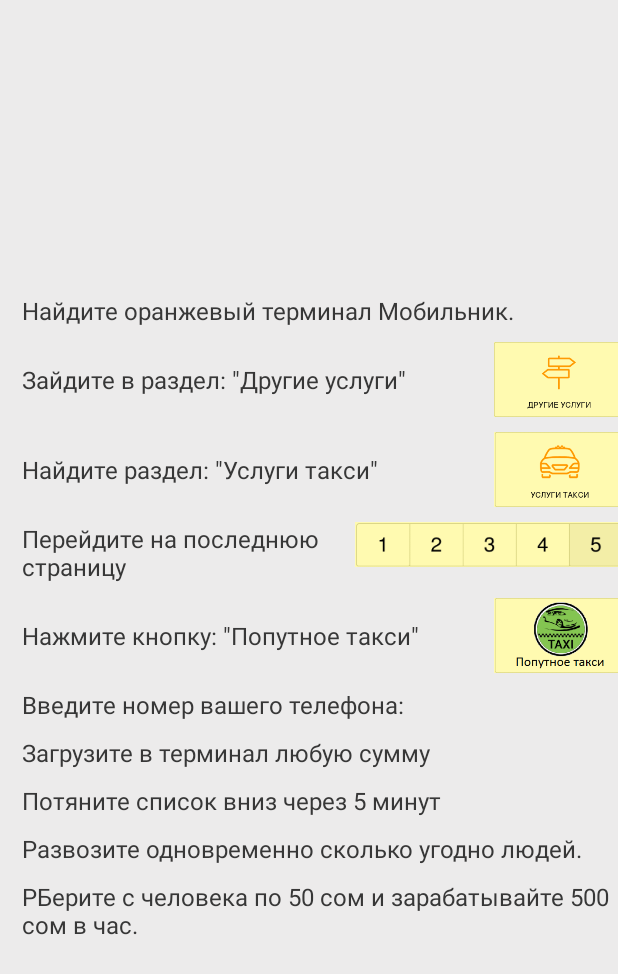
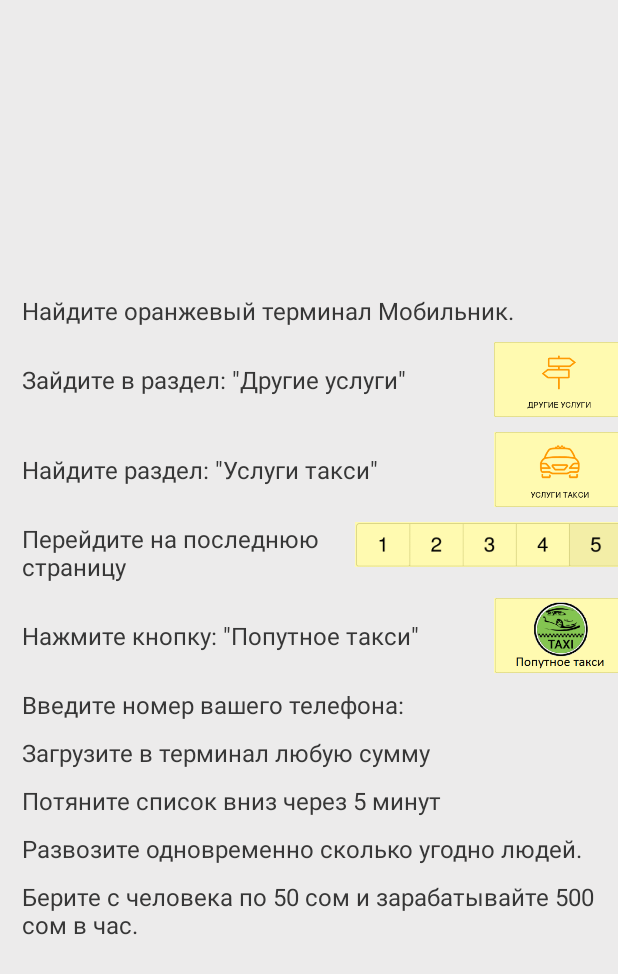
Before and after one commit to Slavcheg2107/TaxiDriverApp, an Android app: the layout replenish_balance_alert.xml on its own in the app's theme, with its tools: preview values and no code run, on a phone screen of 412 x 824 dp. Shown: the top 974 px of the screen. Run offline under Robolectric (Android 15) with nearby library versions, the phone set to English and light mode, and no system bars.

Commit message:
change labels

```diff
--- a/app/src/main/res/layout/replenish_balance_alert.xml
+++ b/app/src/main/res/layout/replenish_balance_alert.xml
@@ -153,7 +153,7 @@
         android:layout_height="wrap_content"
         android:layout_marginLeft="10dp"
         android:layout_marginTop="10dp"
-        android:text="РБерите с человека по 50 сом и зарабатывайте 500 сом в час."
+        android:text="Берите с человека по 50 сом и зарабатывайте 500 сом в час."
         android:textColor="#373737"
         android:textSize="16sp" />
 
```
